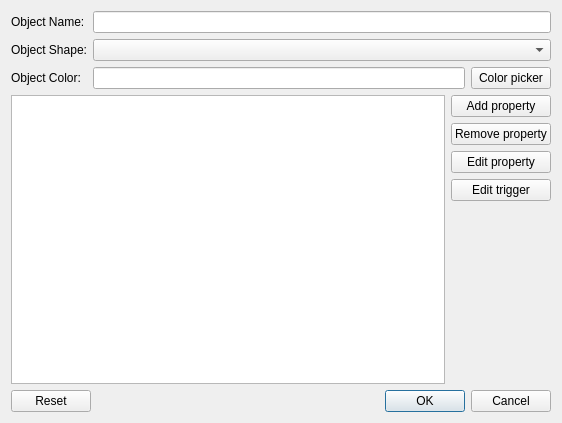
NeverKnewTheName/R_Visualizer, file R_Visualizer/SystemOverview/sysovrvobjectdialog.ui: the form before one commit.
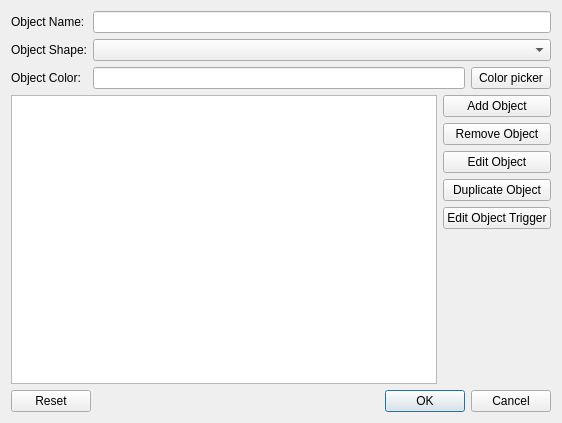
The form after the commit.

Commit message: added duplicating of SysOvrvObjects.. needs rework!

```diff
--- a/R_Visualizer/SystemOverview/sysovrvobjectdialog.ui
+++ b/R_Visualizer/SystemOverview/sysovrvobjectdialog.ui
@@ -69,28 +69,35 @@
        <item>
         <widget class="QPushButton" name="addPropertyBtn">
          <property name="text">
-          <string>Add property</string>
+          <string>Add Object</string>
          </property>
         </widget>
        </item>
        <item>
         <widget class="QPushButton" name="rmvPropertyBtn">
          <property name="text">
-          <string>Remove property</string>
+          <string>Remove Object</string>
          </property>
         </widget>
        </item>
        <item>
         <widget class="QPushButton" name="edtPropertyBtn">
          <property name="text">
-          <string>Edit property</string>
+          <string>Edit Object</string>
+         </property>
+        </widget>
+       </item>
+       <item>
+        <widget class="QPushButton" name="pushButton">
+         <property name="text">
+          <string>Duplicate Object</string>
          </property>
         </widget>
        </item>
        <item>
         <widget class="QPushButton" name="edtTriggerBtn">
          <property name="text">
-          <string>Edit trigger</string>
+          <string>Edit Object Trigger</string>
          </property>
         </widget>
        </item>
```
The commit also changes 12 other files.
